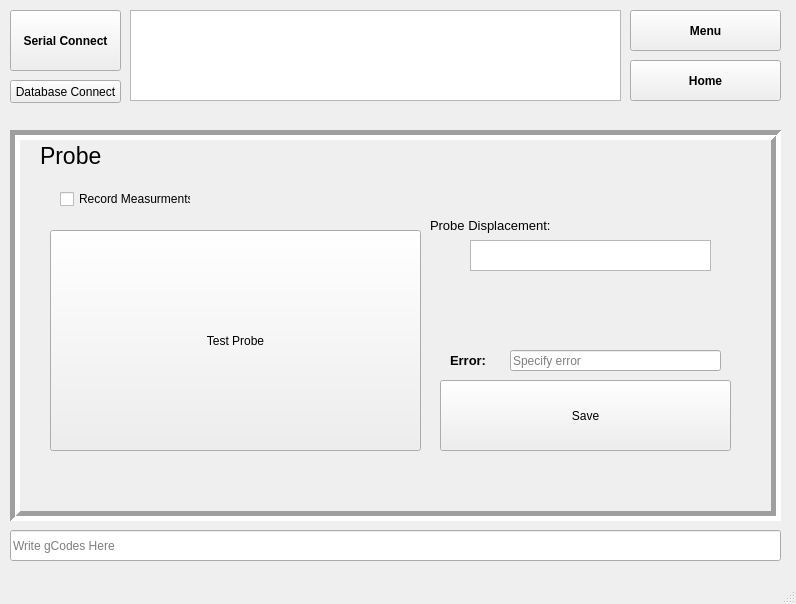
Before: the Qt Designer form FT_vone/mainwindow.ui in 7ome/Functional-Test, drawn with Qt 5.
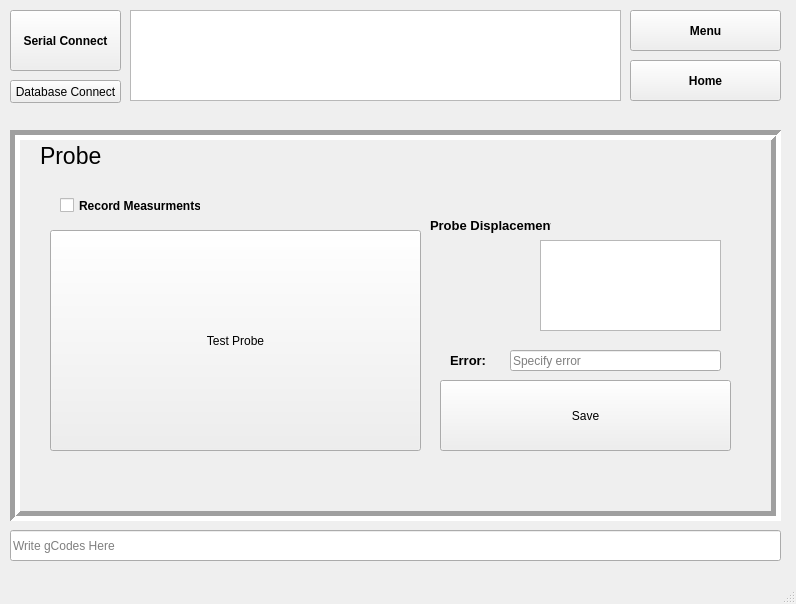
After: the same form once the commit is applied.

Commit message:
probe +sql
probe page and database is done and running.

Diff of the .ui file:
```diff
--- a/FT_vone/mainwindow.ui
+++ b/FT_vone/mainwindow.ui
@@ -775,10 +775,10 @@
      <widget class="QTextBrowser" name="Probe_textBrowser">
       <property name="geometry">
        <rect>
-        <x>450</x>
+        <x>520</x>
         <y>100</y>
-        <width>241</width>
-        <height>31</height>
+        <width>181</width>
+        <height>91</height>
        </rect>
       </property>
      </widget>
@@ -794,8 +794,8 @@
       <property name="font">
        <font>
         <pointsize>10</pointsize>
-        <weight>50</weight>
-        <bold>false</bold>
+        <weight>75</weight>
+        <bold>true</bold>
         <underline>false</underline>
         <kerning>true</kerning>
        </font>
@@ -868,10 +868,16 @@
        <rect>
         <x>40</x>
         <y>50</y>
-        <width>131</width>
-        <height>18</height>
+        <width>141</width>
+        <height>31</height>
        </rect>
       </property>
+      <property name="font">
+       <font>
+        <weight>75</weight>
+        <bold>true</bold>
+       </font>
+      </property>
       <property name="text">
        <string>Record Measurments</string>
       </property>
```
The commit also changes 2 other files.
